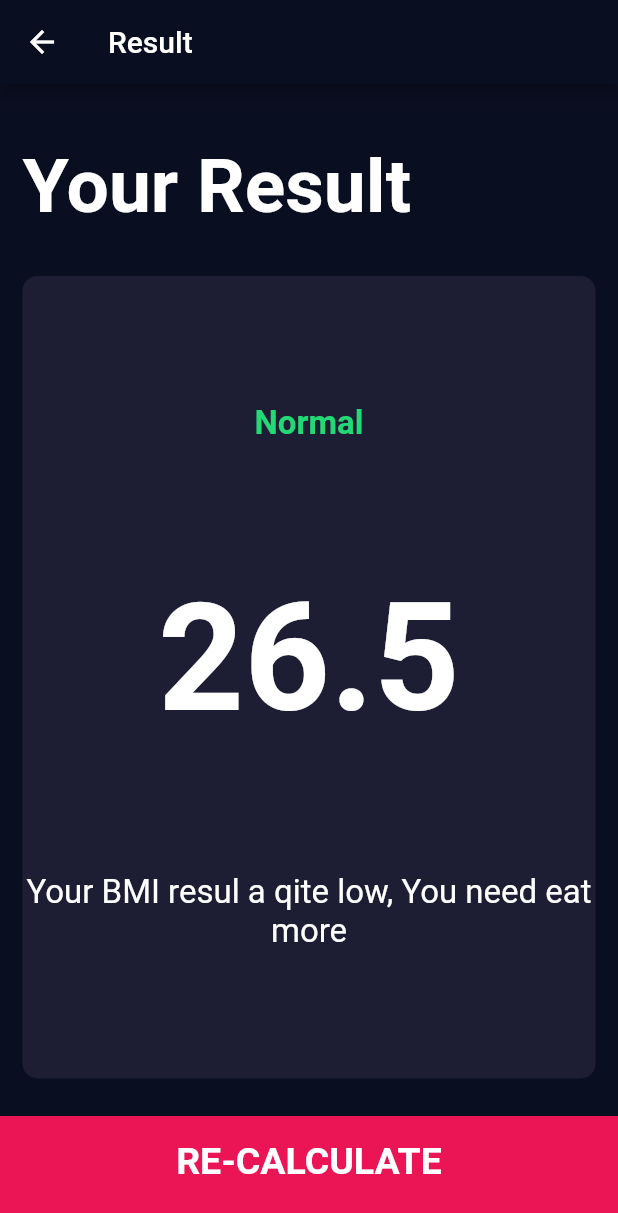
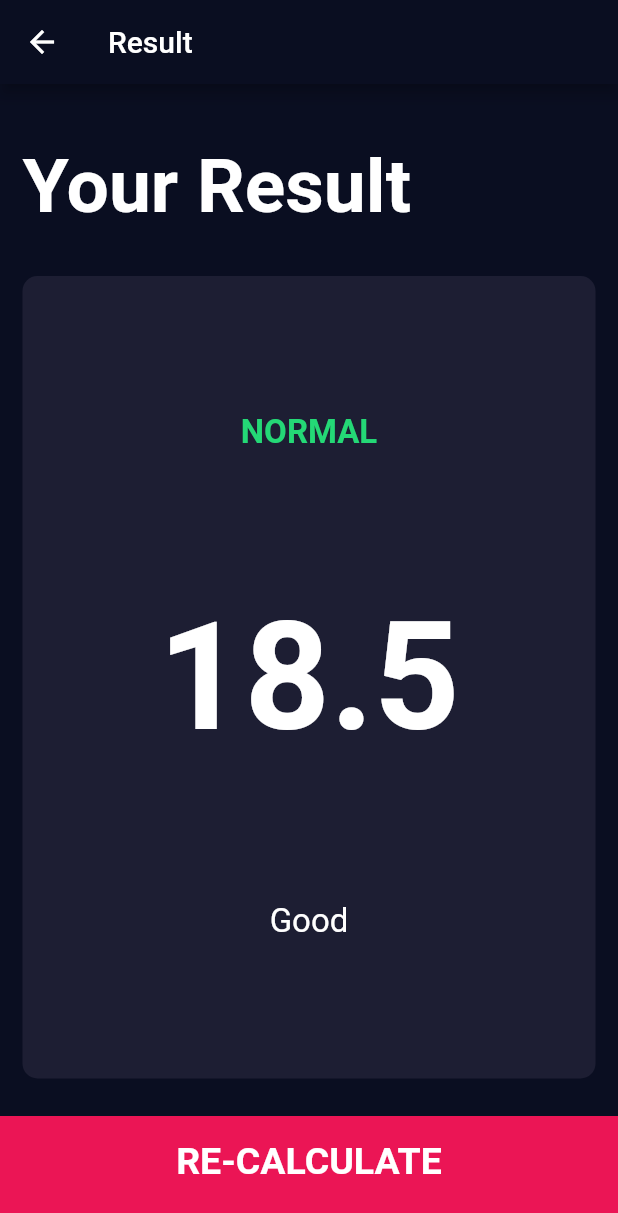
Before and after one commit to GDG-Uzhhorod/Appbrewery-Challenge-9-BMI-Calculator, a Flutter app: the screen it shows after launch, after a tap on "CALCULATE", on a phone screen of 412 x 824 dp. Shown: the top 1213 px of the screen. Run offline on Flutter 3.47's test engine with Material 2 defaults, Android fonts, the phone set to English and light mode, and no system bars; our stand-ins replace font_awesome_flutter.

Commit message:
Create Brain

```diff
--- /dev/null
+++ b/lib/calculator_braine.dart
@@ -0,0 +1,35 @@
+import 'dart:math';
+
+class CalculatorBrain {
+  final int height;
+  final int weight;
+
+  double _bmi;
+
+  CalculatorBrain({this.height, this.weight});
+
+  String calculateBMI() {
+    _bmi = weight / pow(height / 100, 2);
+    return _bmi.toStringAsFixed(1);
+  }
+
+  String getResults() {
+    if (_bmi >= 25) {
+      return 'Owerweight';
+    } else if (_bmi > 18.5) {
+      return 'Normal';
+    } else {
+      return 'Underweight';
+    }
+  }
+
+  String getInterpretation() {
+    if (_bmi >= 25) {
+      return 'Not good';
+    } else if (_bmi > 18.5) {
+      return 'Good';
+    } else {
+      return 'Ehhh.....';
+    }
+  }
+}
--- a/lib/input_page.dart
+++ b/lib/input_page.dart
@@ -1,5 +1,6 @@
 import 'package:flutter/cupertino.dart';
 import 'package:flutter/material.dart';
+import 'package:flutter_bmi_calculator/calculator_braine.dart';
 import 'package:flutter_bmi_calculator/custom/bottom_button.dart';
 import 'package:flutter_bmi_calculator/constants.dart';
 import 'package:flutter_bmi_calculator/custom/icon_content.dart';
@@ -105,9 +106,9 @@ class _InputPageState extends State<InputPage> {
                       thumbColor: Color(0xFFEB1555),
                       overlayColor: Color(0x29EB1555),
                       thumbShape:
-                      RoundSliderThumbShape(enabledThumbRadius: 15.0),
+                          RoundSliderThumbShape(enabledThumbRadius: 15.0),
                       overlayShape:
-                      RoundSliderOverlayShape(overlayRadius: 30.0)),
+                          RoundSliderOverlayShape(overlayRadius: 30.0)),
                   child: Slider(
                     onChanged: (value) {
                       setState(() {
@@ -213,10 +214,23 @@ class _InputPageState extends State<InputPage> {
             ],
           ),
         ),
-        BottomButton(buttonTitle: 'CALCULATE', onTap: () {
-          Navigator.push(
-              context, MaterialPageRoute(builder: (context) => ResultPage()));
-        },)
+        BottomButton(
+          buttonTitle: 'CALCULATE',
+          onTap: () {
+            CalculatorBrain calc =
+                CalculatorBrain(height: height, weight: weight);
+
+
+            Navigator.push(
+                context,
+                MaterialPageRoute(
+                    builder: (context) => ResultPage(
+                          bmiResult: calc.calculateBMI(),
+                          interpretetion: calc.getInterpretation(),
+                          resultText: calc.getResults(),
+                        )));
+          },
+        )
       ],
     );
   }
--- a/lib/results_page.dart
+++ b/lib/results_page.dart
@@ -4,6 +4,15 @@ import 'package:flutter_bmi_calculator/custom/bottom_button.dart';
 import 'package:flutter_bmi_calculator/custom/reusable_card.dart';
 
 class ResultPage extends StatelessWidget {
+  ResultPage(
+      {@required this.bmiResult,
+      @required this.interpretetion,
+      @required this.resultText});
+
+  final String bmiResult;
+  final String resultText;
+  final String interpretetion;
+
   @override
   Widget build(BuildContext context) {
     return Scaffold(
@@ -38,15 +47,15 @@ class ResultPage extends StatelessWidget {
               crossAxisAlignment: CrossAxisAlignment.center,
               children: <Widget>[
                 Text(
-                  'Normal',
+                  resultText.toUpperCase(),
                   style: kResultTextStyle,
                 ),
                 Text(
-                  '26.5',
+                  bmiResult,
                   style: kBMITextStyle,
                 ),
                 Text(
-                  'Your BMI resul a qite low, You need eat more ',
+                  interpretetion,
                   textAlign: TextAlign.center,
                   style: kBodyTextStyle,
                 ),
```
